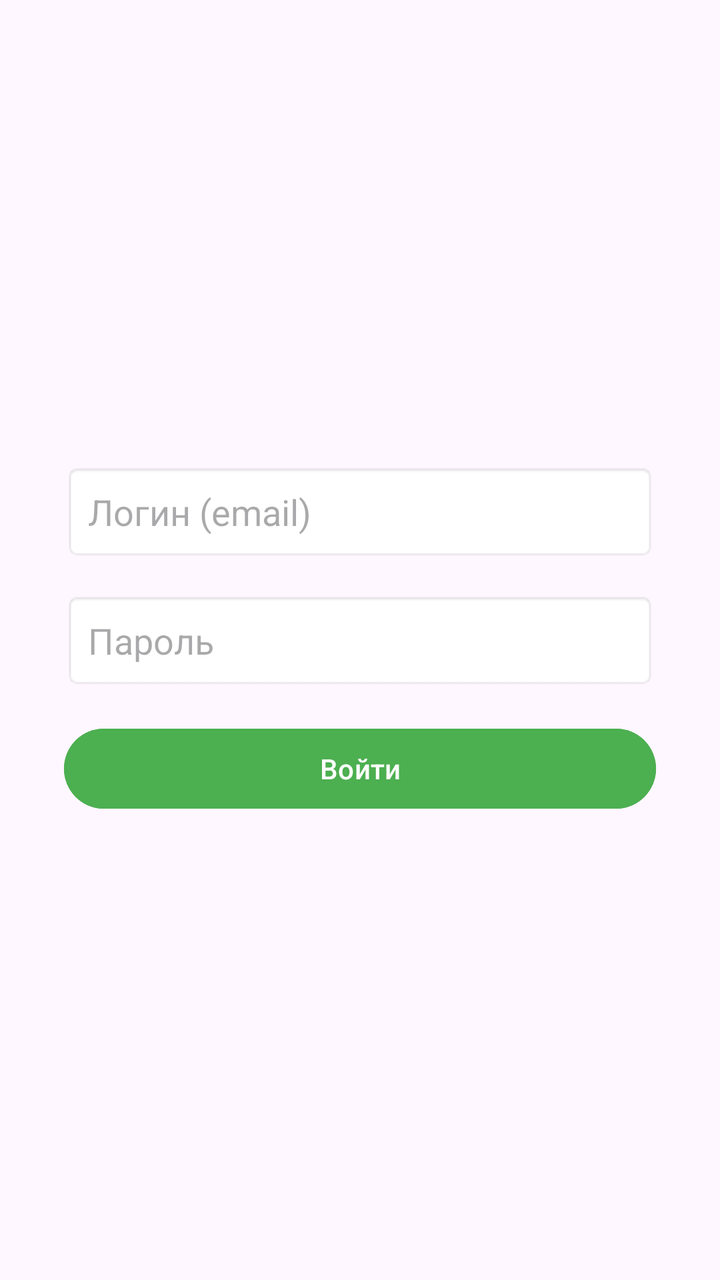
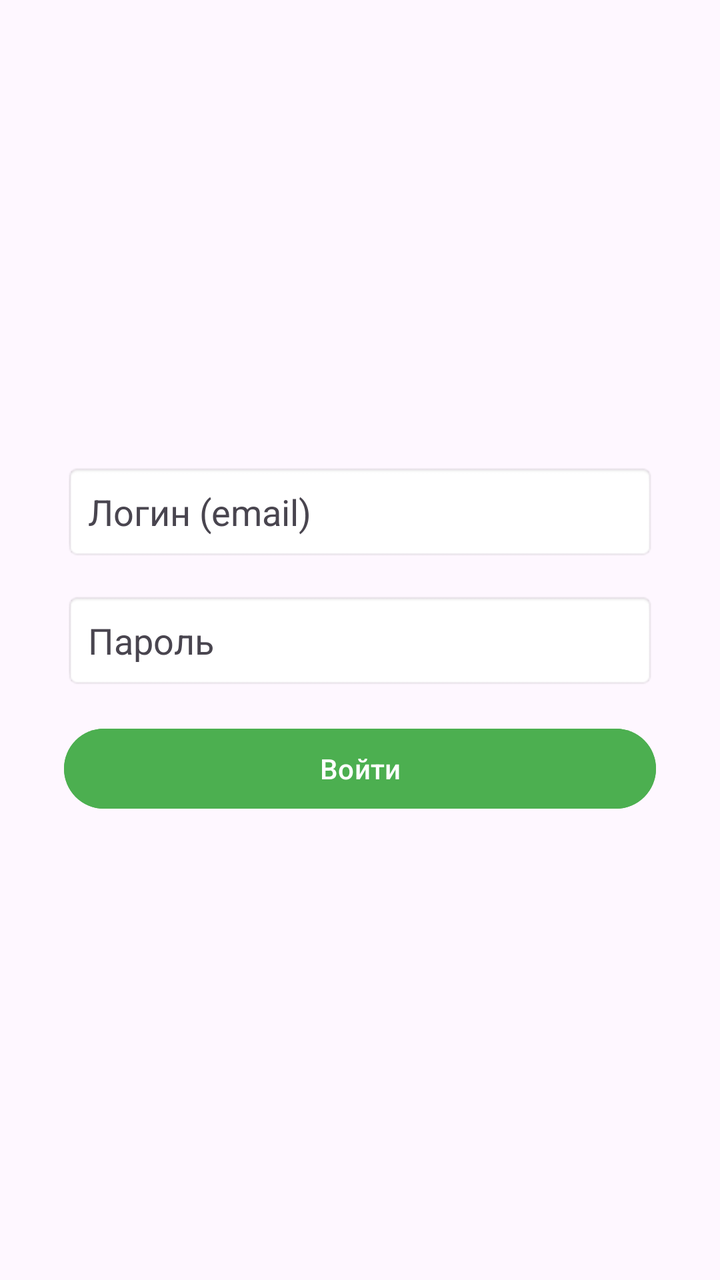

Before-and-after screenshots of an Android layout around one commit, followed by the original layout XML and the change that was made.
<!-- AndroidManifest.xml: application theme Theme.BaseHome -->
<!-- res/layout/activity_login.xml -->
<?xml version="1.0" encoding="utf-8"?>
<LinearLayout xmlns:android="http://schemas.android.com/apk/res/android"
    android:layout_width="match_parent"
    android:layout_height="match_parent"
    android:orientation="vertical"
    android:gravity="center"
    android:padding="32dp">

    <EditText
        android:id="@+id/etLoginEmail"
        android:layout_width="match_parent"
        android:layout_height="wrap_content"
        android:hint="Логин (email)"
        android:padding="12dp"
        android:background="@android:drawable/editbox_background"
        android:layout_marginBottom="16dp"
        android:inputType="textEmailAddress" />

    <EditText
        android:id="@+id/etLoginPassword"
        android:layout_width="match_parent"
        android:layout_height="wrap_content"
        android:hint="Пароль"
        android:padding="12dp"
        android:background="@android:drawable/editbox_background"
        android:layout_marginBottom="16dp"
        android:inputType="textPassword" />

    <Button
        android:id="@+id/btnLogin"
        android:layout_width="match_parent"
        android:layout_height="wrap_content"
        android:text="Войти"
        android:backgroundTint="#4CAF50" />

    <TextView
        android:id="@+id/tvError"
        android:layout_width="match_parent"
        android:layout_height="wrap_content"
        android:textColor="#FF0000"
        android:layout_marginTop="16dp"
        android:gravity="center"
        android:visibility="gone" />

</LinearLayout>
<!-- resources referenced by this layout -->
<resources>
  <style name="Theme.BaseHome" parent="Base.Theme.BaseHome" />
  <style name="Base.Theme.BaseHome" parent="Theme.Material3.DayNight.NoActionBar">
          
          
      </style>
</resources>

<!-- the commit's change to res/layout/activity_login.xml (unified diff, before → after) -->
@@ -4,7 +4,8 @@
     android:layout_height="match_parent"
     android:orientation="vertical"
     android:gravity="center"
-    android:padding="32dp">
+    android:padding="32dp"
+    android:background="?android:attr/windowBackground">
 
     <EditText
         android:id="@+id/etLoginEmail"
@@ -12,6 +13,8 @@
         android:layout_height="wrap_content"
         android:hint="Логин (email)"
         android:padding="12dp"
+        android:textColor="?android:attr/textColorPrimary"
+        android:textColorHint="?android:attr/textColorSecondary"
         android:background="@android:drawable/editbox_background"
         android:layout_marginBottom="16dp"
         android:inputType="textEmailAddress" />
@@ -22,6 +25,8 @@
         android:layout_height="wrap_content"
         android:hint="Пароль"
         android:padding="12dp"
+        android:textColor="?android:attr/textColorPrimary"
+        android:textColorHint="?android:attr/textColorSecondary"
         android:background="@android:drawable/editbox_background"
         android:layout_marginBottom="16dp"
         android:inputType="textPassword" />
